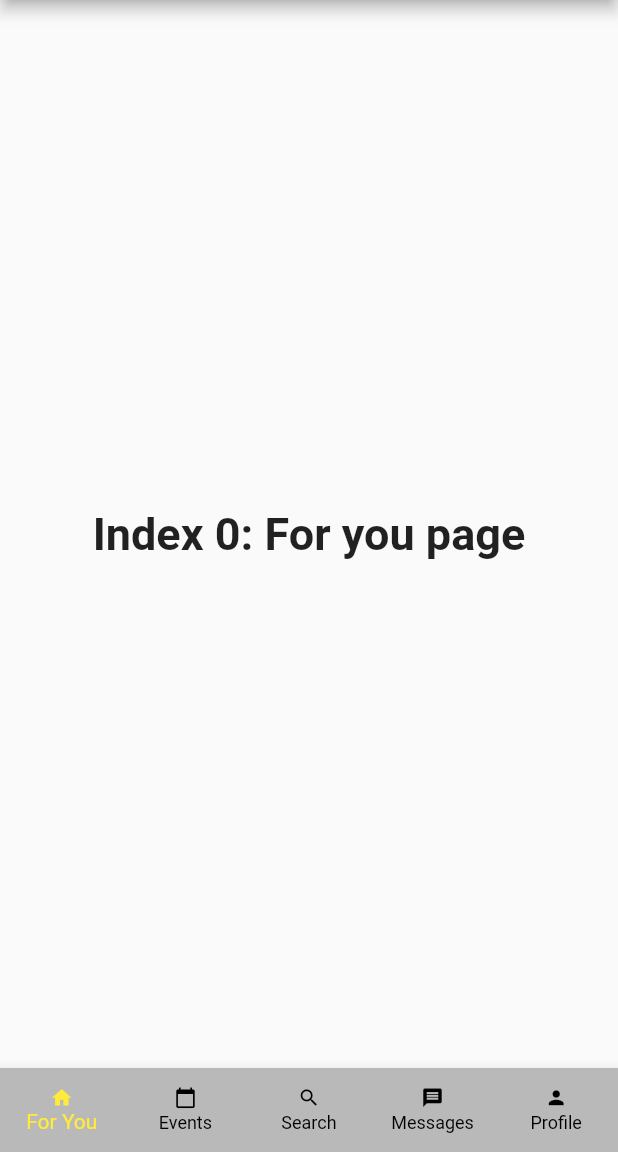
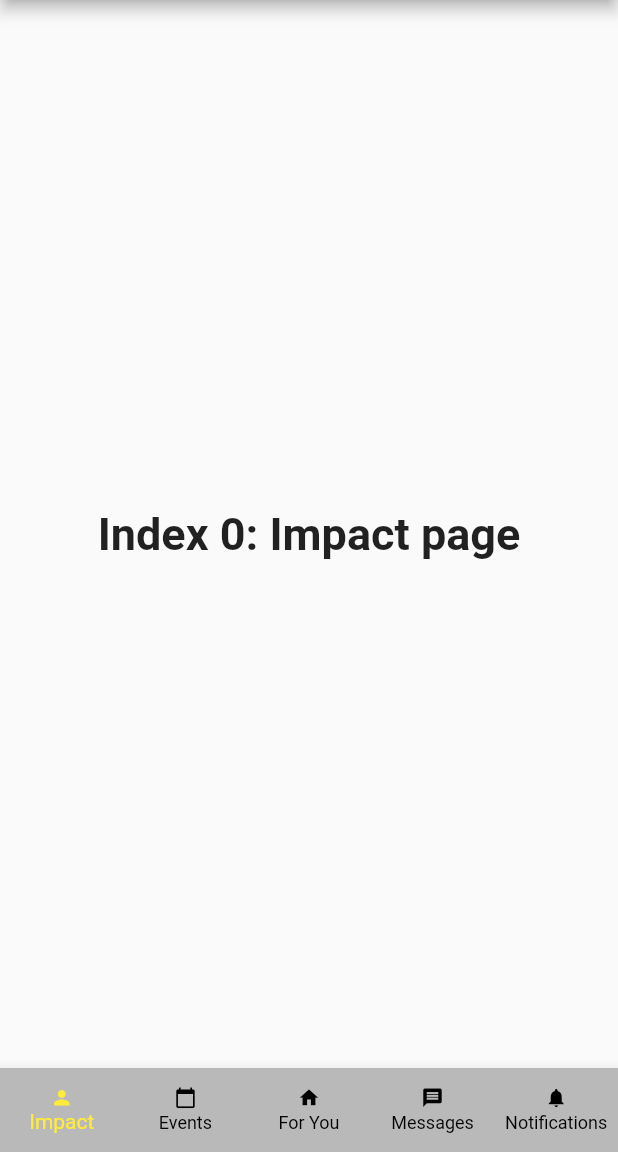
Before and after one commit to ChoDi-App/ChoDi, a Flutter app: the screen it shows after launch, on a phone screen of 412 x 824 dp, the part 84-1236 px from its top. Run offline on Flutter 3.47's test engine with Material 2 defaults, Android fonts, the phone set to English and light mode, and no system bars.

Commit message:
updated changes by sponsor

```diff
--- a/chodi_app/lib/screens/home.dart
+++ b/chodi_app/lib/screens/home.dart
@@ -13,7 +13,7 @@ class _HomeScreenState extends State<HomeScreen> {
   static const TextStyle optionStyle = TextStyle(fontSize: 30, fontWeight: FontWeight.bold);
   static const List<Widget> _widgetOptions = <Widget>[
     Text(
-      'Index 0: For you page',
+      'Index 0: Impact page',
       style: optionStyle,
     ),
     Text(
@@ -21,7 +21,7 @@ class _HomeScreenState extends State<HomeScreen> {
       style: optionStyle,
     ),
     Text(
-      'Index 2: search page',
+      'Index 2: For you page',
       style: optionStyle,
     ),
     Text(
@@ -29,7 +29,7 @@ class _HomeScreenState extends State<HomeScreen> {
       style: optionStyle,
     ),
     Text(
-      'Index 4: profile page',
+      'Index 4: Notifications',
       style: optionStyle,
     ),
   ];
@@ -53,25 +53,26 @@ class _HomeScreenState extends State<HomeScreen> {
       ),
       bottomNavigationBar: BottomNavigationBar(
         items: <BottomNavigationBarItem>[
+
           BottomNavigationBarItem(
-            icon: Icon(Icons.home),
-            title: Text('For You'),
+            icon: Icon(Icons.person),
+            title: Text('Impact',style: TextStyle(fontSize: 12),),
           ),
           BottomNavigationBarItem(
             icon: Icon(Icons.calendar_today),
-            title: Text('Events'),
+            title: Text('Events',style: TextStyle(fontSize: 12),),
           ),
           BottomNavigationBarItem(
-            icon: Icon(Icons.search),
-            title: Text('Search'),
+            icon: Icon(Icons.home),
+            title: Text('For You',style: TextStyle(fontSize: 12),),
           ),
           BottomNavigationBarItem(
             icon: Icon(Icons.message),
-            title: Text('Messages'),
+            title: Text('Messages',style: TextStyle(fontSize: 12),),
           ),
           BottomNavigationBarItem(
-            icon: Icon(Icons.person),
-            title: Text('Profile'),
+            icon: Icon(Icons.notifications),
+            title: Text('Notifications',style: TextStyle(fontSize: 12),),
           ),
         ],
         backgroundColor: primaryColor,
```
